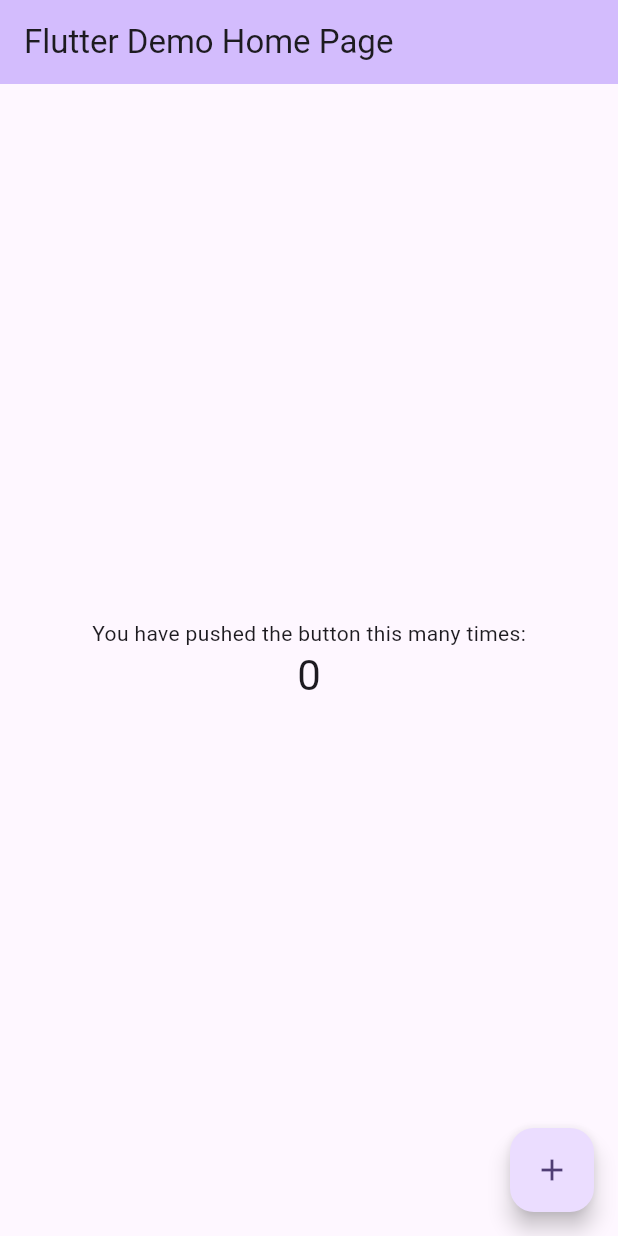
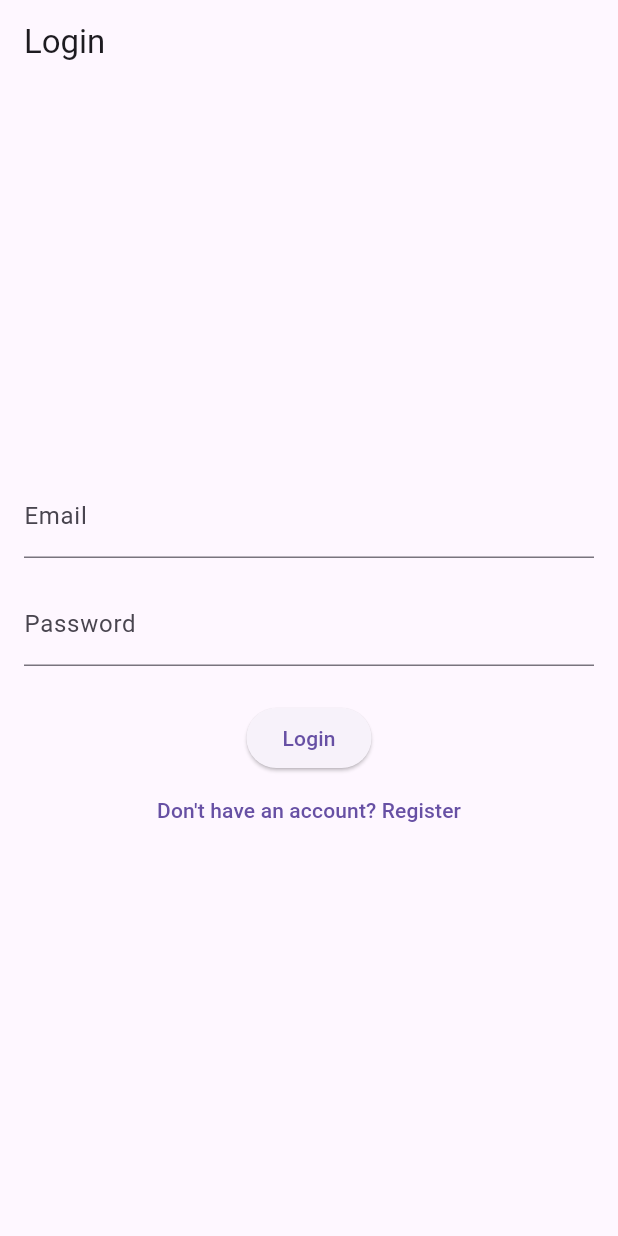
Before and after one commit to Hamza007-pro/gymapp, a Flutter app: the screen it shows after launch, on a phone screen of 412 x 824 dp. Run offline on Flutter 3.47's test engine with Material 3 defaults, Android fonts, the phone set to English and light mode, and no system bars; our stand-ins replace supabase_flutter; accounts and stored records are empty.

Commit message:
add auth

```diff
--- /dev/null
+++ b/lib/auth/screens/login_screen.dart
@@ -0,0 +1,96 @@
+import 'package:flutter/material.dart';
+import '../service/auth_service.dart';
+
+class LoginScreen extends StatefulWidget {
+  const LoginScreen({Key? key}) : super(key: key);
+
+  @override
+  _LoginScreenState createState() => _LoginScreenState();
+}
+
+class _LoginScreenState extends State<LoginScreen> {
+  final _formKey = GlobalKey<FormState>();
+  final _emailController = TextEditingController();
+  final _passwordController = TextEditingController();
+  final _authService = AuthService();
+  bool _isLoading = false;
+
+  @override
+  Widget build(BuildContext context) {
+    return Scaffold(
+      appBar: AppBar(title: const Text('Login')),
+      body: Padding(
+        padding: const EdgeInsets.all(16.0),
+        child: Form(
+          key: _formKey,
+          child: Column(
+            mainAxisAlignment: MainAxisAlignment.center,
+            children: [
+              TextFormField(
+                controller: _emailController,
+                decoration: const InputDecoration(labelText: 'Email'),
+                validator: (value) {
+                  if (value == null || value.isEmpty) {
+                    return 'Please enter your email';
+                  }
+                  return null;
+                },
+              ),
+              const SizedBox(height: 16),
+              TextFormField(
+                controller: _passwordController,
+                decoration: const InputDecoration(labelText: 'Password'),
+                obscureText: true,
+                validator: (value) {
+                  if (value == null || value.isEmpty) {
+                    return 'Please enter your password';
+                  }
+                  return null;
+                },
+              ),
+              const SizedBox(height: 24),
+              ElevatedButton(
+                onPressed: _isLoading ? null : _handleLogin,
+                child: _isLoading
+                    ? const CircularProgressIndicator()
+                    : const Text('Login'),
+              ),
+              TextButton(
+                onPressed: () {
+                  Navigator.pushNamed(context, '/register');
+                },
+                child: const Text('Don\'t have an account? Register'),
+              ),
+            ],
+          ),
+        ),
+      ),
+    );
+  }
+
+  Future<void> _handleLogin() async {
+    if (_formKey.currentState!.validate()) {
+      setState(() => _isLoading = true);
+      try {
+        await _authService.signIn(
+          email: _emailController.text,
+          password: _passwordController.text,
+        );
+        Navigator.pushReplacementNamed(context, '/home');
+      } catch (e) {
+        ScaffoldMessenger.of(context).showSnackBar(
+          SnackBar(content: Text(e.toString())),
+        );
+      } finally {
+        setState(() => _isLoading = false);
+      }
+    }
+  }
+
+  @override
+  void dispose() {
+    _emailController.dispose();
+    _passwordController.dispose();
+    super.dispose();
+  }
+}
--- /dev/null
+++ b/lib/auth/service/auth_service.dart
@@ -0,0 +1,48 @@
+import 'package:supabase_flutter/supabase_flutter.dart';
+
+class AuthService {
+  final SupabaseClient _supabase = Supabase.instance.client;
+
+  Future<AuthResponse> signUp({
+    required String email,
+    required String password,
+    Map<String, dynamic>? userData,
+  }) async {
+    try {
+      final response = await _supabase.auth.signUp(
+        email: email,
+        password: password,
+        data: userData,
+      );
+      return response;
+    } catch (e) {
+      throw 'Sign up failed: ${e.toString()}';
+    }
+  }
+
+  Future<AuthResponse> signIn({
+    required String email,
+    required String password,
+  }) async {
+    try {
+      final response = await _supabase.auth.signInWithPassword(
+        email: email,
+        password: password,
+      );
+      return response;
+    } catch (e) {
+      throw 'Sign in failed: ${e.toString()}';
+    }
+  }
+
+  Future<void> signOut() async {
+    try {
+      await _supabase.auth.signOut();
+    } catch (e) {
+      throw 'Sign out failed: ${e.toString()}';
+    }
+  }
+
+  bool get isAuthenticated => _supabase.auth.currentUser != null;
+  User? get currentUser => _supabase.auth.currentUser;
+}
--- /dev/null
+++ b/lib/config/supabase_config.dart
@@ -0,0 +1,4 @@
+class SupabaseConfig {
+  static const String SUPABASE_URL = 'https://eylcnoucritvknjjvkez.supabase.co';
+  static const String SUPABASE_ANON_KEY = 'eyJhbGciOiJIUzI1NiIsInR5cCI6IkpXVCJ9.eyJpc3MiOiJzdXBhYmFzZSIsInJlZiI6ImV5bGNub3Vjcml0dmtuamp2a2V6Iiwicm9sZSI6ImFub24iLCJpYXQiOjE3MzU1NjM0MTEsImV4cCI6MjA1MTEzOTQxMX0.VIP-6bglyiv9fZLn_UZ1ECoWBEkYvYUeT-n-c1rhkiA';
+}
--- a/lib/main.dart
+++ b/lib/main.dart
@@ -1,125 +1,36 @@
 import 'package:flutter/material.dart';
+import 'package:supabase_flutter/supabase_flutter.dart';
+import 'auth/screens/login_screen.dart';
+import 'auth/screens/register_screen.dart';
+import 'config/supabase_config.dart';
 
-void main() {
+void main() async {
+  WidgetsFlutterBinding.ensureInitialized();
+
+  await Supabase.initialize(
+    url: SupabaseConfig.SUPABASE_URL,
+    anonKey: SupabaseConfig.SUPABASE_ANON_KEY,
+  );
+
   runApp(const MyApp());
 }
 
 class MyApp extends StatelessWidget {
-  const MyApp({super.key});
+  const MyApp({Key? key}) : super(key: key);
 
-  // This widget is the root of your application.
   @override
   Widget build(BuildContext context) {
     return MaterialApp(
-      title: 'Flutter Demo',
+      title: 'Gym App',
       theme: ThemeData(
-        // This is the theme of your application.
-        //
-        // TRY THIS: Try running your application with "flutter run". You'll see
-        // the application has a purple toolbar. Then, without quitting the app,
-        // try changing the seedColor in the colorScheme below to Colors.green
-        // and then invoke "hot reload" (save your changes or press the "hot
-        // reload" button in a Flutter-supported IDE, or press "r" if you used
-        // the command line to start the app).
-        //
-        // Notice that the counter didn't reset back to zero; the application
-        // state is not lost during the reload. To reset the state, use hot
-        // restart instead.
-        //
-        // This works for code too, not just values: Most code changes can be
-        // tested with just a hot reload.
-        colorScheme: ColorScheme.fromSeed(seedColor: Colors.deepPurple),
-        useMaterial3: true,
+        primarySwatch: Colors.blue,
       ),
-      home: const MyHomePage(title: 'Flutter Demo Home Page'),
+      initialRoute: '/login',
+      routes: {
+        '/login': (context) => const LoginScreen(),
+        '/register': (context) => const RegisterScreen(),
+        // '/home': (context) => const HomePage(), // Create this page
+      },
     );
   }
 }
-
-class MyHomePage extends StatefulWidget {
-  const MyHomePage({super.key, required this.title});
-
-  // This widget is the home page of your application. It is stateful, meaning
-  // that it has a State object (defined below) that contains fields that affect
-  // how it looks.
-
-  // This class is the configuration for the state. It holds the values (in this
-  // case the title) provided by the parent (in this case the App widget) and
-  // used by the build method of the State. Fields in a Widget subclass are
-  // always marked "final".
-
-  final String title;
-
-  @override
-  State<MyHomePage> createState() => _MyHomePageState();
-}
-
-class _MyHomePageState extends State<MyHomePage> {
-  int _counter = 0;
-
-  void _incrementCounter() {
-    setState(() {
-      // This call to setState tells the Flutter framework that something has
-      // changed in this State, which causes it to rerun the build method below
-      // so that the display can reflect the updated values. If we changed
-      // _counter without calling setState(), then the build method would not be
-      // called again, and so nothing would appear to happen.
-      _counter++;
-    });
-  }
-
-  @override
-  Widget build(BuildContext context) {
-    // This method is rerun every time setState is called, for instance as done
-    // by the _incrementCounter method above.
-    //
-    // The Flutter framework has been optimized to make rerunning build methods
-    // fast, so that you can just rebuild anything that needs updating rather
-    // than having to individually change instances of widgets.
-    return Scaffold(
-      appBar: AppBar(
-        // TRY THIS: Try changing the color here to a specific color (to
-        // Colors.amber, perhaps?) and trigger a hot reload to see the AppBar
-        // change color while the other colors stay the same.
-        backgroundColor: Theme.of(context).colorScheme.inversePrimary,
-        // Here we take the value from the MyHomePage object that was created by
-        // the App.build method, and use it to set our appbar title.
-        title: Text(widget.title),
-      ),
-      body: Center(
-        // Center is a layout widget. It takes a single child and positions it
-        // in the middle of the parent.
-        child: Column(
-          // Column is also a layout widget. It takes a list of children and
-          // arranges them vertically. By default, it sizes itself to fit its
-          // children horizontally, and tries to be as tall as its parent.
-          //
-          // Column has various properties to control how it sizes itself and
-          // how it positions its children. Here we use mainAxisAlignment to
-          // center the children vertically; the main axis here is the vertical
-          // axis because Columns are vertical (the cross axis would be
-          // horizontal).
-          //
-          // TRY THIS: Invoke "debug painting" (choose the "Toggle Debug Paint"
-          // action in the IDE, or press "p" in the console), to see the
-          // wireframe for each widget.
-          mainAxisAlignment: MainAxisAlignment.center,
-          children: <Widget>[
-            const Text(
-              'You have pushed the button this many times:',
-            ),
-            Text(
-              '$_counter',
-              style: Theme.of(context).textTheme.headlineMedium,
-            ),
-          ],
-        ),
-      ),
-      floatingActionButton: FloatingActionButton(
-        onPressed: _incrementCounter,
-        tooltip: 'Increment',
-        child: const Icon(Icons.add),
-      ), // This trailing comma makes auto-formatting nicer for build methods.
-    );
-  }
-}
--- /dev/null
+++ b/lib/service/supabase_client.dart
@@ -0,0 +1,13 @@
+import 'package:supabase_flutter/supabase_flutter.dart';
+
+class SupabaseClient {
+  static SupabaseClient? _instance;
+  final client = Supabase.instance.client;
+
+  SupabaseClient._();
+
+  static SupabaseClient get instance {
+    _instance ??= SupabaseClient._();
+    return _instance!;
+  }
+}
--- a/pubspec.yaml
+++ b/pubspec.yaml
@@ -30,6 +30,7 @@ environment:
 dependencies:
   flutter:
     sdk: flutter
+  supabase_flutter: ^2.0.0
 
 
   # The following adds the Cupertino Icons font to your application.
```
Also changed, not shown: lib/auth/screens/auth_state.dart (added, +31 -0 lines), lib/auth/screens/register_screen.dart (added, +113 -0 lines), lib/auth/service/profile_service.dart (added, +42 -0 lines), lib/models/profile.dart (added, +83 -0 lines), pubspec.lock, 5 other files.
